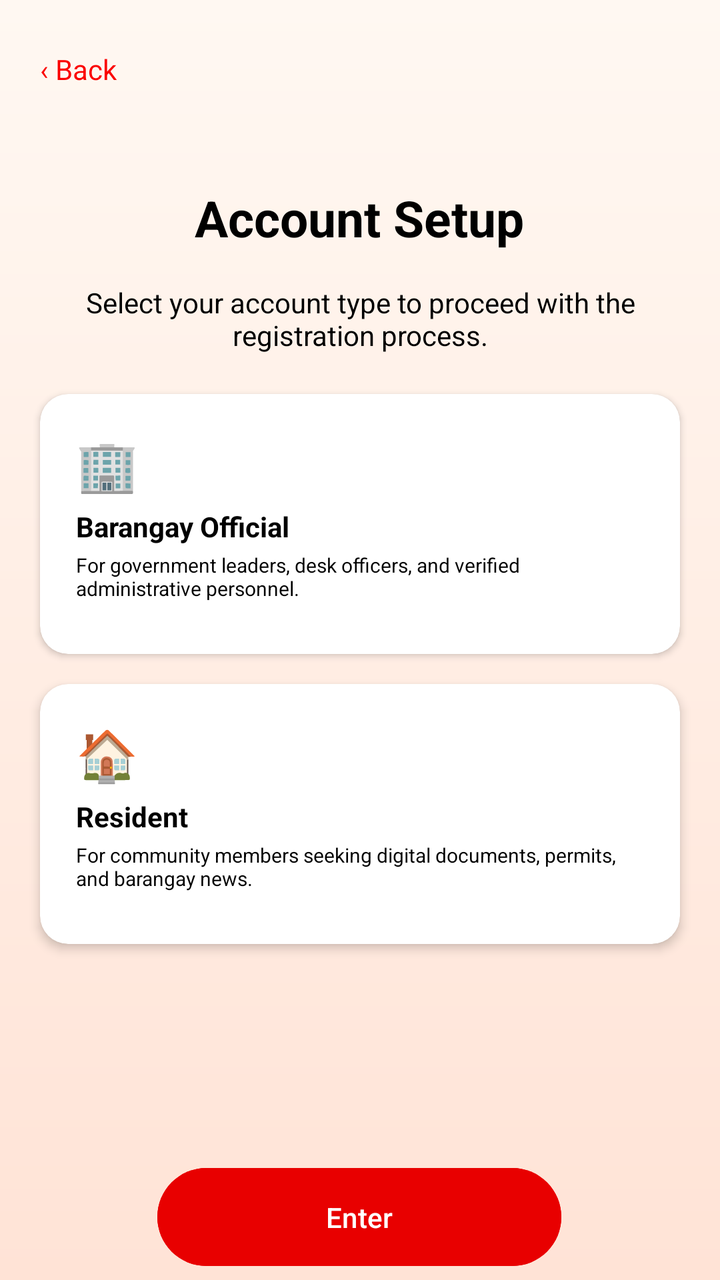
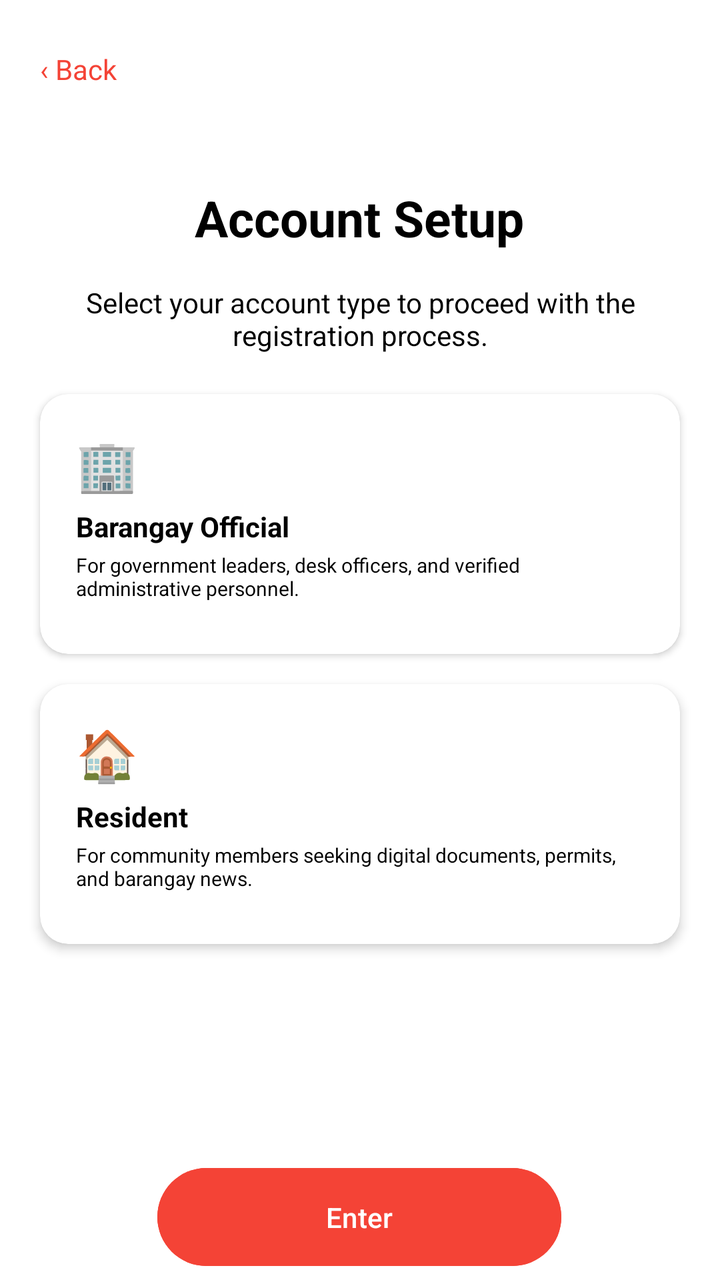

An Android layout rendered at two revisions. The XML below is the earlier revision; the diff shows what the commit changed to produce the second picture.
<!-- AndroidManifest.xml: application theme Theme.IServeKo -->
<!-- res/layout/activity_account_setup.xml -->
<?xml version="1.0" encoding="utf-8"?>
<androidx.constraintlayout.widget.ConstraintLayout xmlns:android="http://schemas.android.com/apk/res/android"
    xmlns:app="http://schemas.android.com/apk/res-auto"
    xmlns:tools="http://schemas.android.com/tools"
    android:id="@+id/main"
    android:layout_width="match_parent"
    android:layout_height="match_parent"
    android:background="@drawable/designbrg_v2"
    tools:context=".AccountSetupActivity">

    <TextView
        android:id="@+id/btnBack"
        android:layout_width="wrap_content"
        android:layout_height="wrap_content"
        android:layout_marginStart="20dp"
        android:layout_marginTop="25dp"
        android:text="‹ Back"
        android:textColor="#FB0000"
        android:textSize="14sp"
        app:layout_constraintStart_toStartOf="parent"
        app:layout_constraintTop_toTopOf="parent" />

    <TextView
        android:id="@+id/txtTitle"
        android:layout_width="wrap_content"
        android:layout_height="wrap_content"
        android:layout_marginTop="92dp"
        android:text="@string/account_setup_title"
        android:textColor="#000000"
        android:textSize="25sp"
        android:textStyle="bold"
        app:layout_constraintEnd_toEndOf="parent"
        app:layout_constraintHorizontal_bias="0.498"
        app:layout_constraintStart_toStartOf="parent"
        app:layout_constraintTop_toTopOf="parent" />

    <TextView
        android:id="@+id/txtDescription"
        android:layout_width="0dp"
        android:layout_height="wrap_content"
        android:layout_marginStart="32dp"
        android:layout_marginTop="16dp"
        android:layout_marginEnd="32dp"
        android:text="@string/account_setup_description"
        android:textAlignment="center"
        android:textColor="#000000"
        app:layout_constraintEnd_toEndOf="parent"
        app:layout_constraintStart_toStartOf="parent"
        app:layout_constraintTop_toBottomOf="@+id/txtTitle" />

    
    <androidx.cardview.widget.CardView
        android:id="@+id/officialCard"
        android:layout_width="0dp"
        android:layout_height="130dp"
        android:layout_marginStart="20dp"
        android:layout_marginTop="20dp"
        android:layout_marginEnd="20dp"
        app:cardBackgroundColor="#FFFFFF"
        app:cardCornerRadius="14dp"
        app:cardElevation="2dp"
        app:layout_constraintBottom_toTopOf="@+id/residentCard"
        app:layout_constraintEnd_toEndOf="parent"
        app:layout_constraintStart_toStartOf="parent"
        app:layout_constraintTop_toBottomOf="@id/txtDescription"
        app:layout_constraintVertical_chainStyle="packed">

        <LinearLayout
            android:layout_width="match_parent"
            android:layout_height="147dp"
            android:orientation="vertical"
            android:padding="18dp">

            <TextView
                android:layout_width="wrap_content"
                android:layout_height="wrap_content"
                android:text="🏢"
                android:textSize="25sp" />

            <TextView
                android:layout_width="wrap_content"
                android:layout_height="wrap_content"
                android:layout_marginTop="5dp"
                android:text="Barangay Official"
                android:textColor="#000000"
                android:textSize="14sp"
                android:textStyle="bold" />

            <TextView
                android:layout_width="wrap_content"
                android:layout_height="wrap_content"
                android:layout_marginTop="3dp"
                android:text="For government leaders, desk officers, and verified administrative personnel."
                android:textColor="#000000"
                android:textSize="10sp" />

        </LinearLayout>

    </androidx.cardview.widget.CardView>

    
    <androidx.cardview.widget.CardView
        android:id="@+id/residentCard"
        android:layout_width="0dp"
        android:layout_height="130dp"
        android:layout_marginStart="20dp"
        android:layout_marginTop="15dp"
        android:layout_marginEnd="20dp"
        app:cardBackgroundColor="#FFFFFF"
        app:cardCornerRadius="14dp"
        app:cardElevation="3dp"
        app:layout_constraintBottom_toTopOf="@+id/btnEnter"
        app:layout_constraintEnd_toEndOf="parent"
        app:layout_constraintStart_toStartOf="parent"
        app:layout_constraintTop_toBottomOf="@id/officialCard">

        <LinearLayout
            android:layout_width="match_parent"
            android:layout_height="match_parent"
            android:orientation="vertical"
            android:padding="18dp">

            <TextView
                android:layout_width="wrap_content"
                android:layout_height="wrap_content"
                android:text="🏠"
                android:textSize="25sp" />

            <TextView
                android:layout_width="wrap_content"
                android:layout_height="wrap_content"
                android:layout_marginTop="5dp"
                android:text="Resident"
                android:textColor="#000000"
                android:textSize="14sp"
                android:textStyle="bold" />

            <TextView
                android:layout_width="wrap_content"
                android:layout_height="wrap_content"
                android:layout_marginTop="3dp"
                android:text="For community members seeking digital documents, permits, and barangay news."
                android:textColor="#000000"
                android:textSize="10sp" />

        </LinearLayout>

    </androidx.cardview.widget.CardView>

    <Button
        android:id="@+id/btnEnter"
        android:layout_width="202dp"
        android:layout_height="57dp"
        android:layout_marginTop="108dp"
        android:backgroundTint="#E80000"
        android:text="@string/enter"
        android:textColor="#FFFFFF"
        app:layout_constraintEnd_toEndOf="parent"
        app:layout_constraintHorizontal_bias="0.497"
        app:layout_constraintStart_toStartOf="parent"
        app:layout_constraintTop_toBottomOf="@+id/residentCard" />

</androidx.constraintlayout.widget.ConstraintLayout>
<!-- resources referenced by this layout -->
<resources>
  <!-- drawable designbrg_v2 (drawable) -->
  <?xml version="1.0" encoding="utf-8"?>
  <shape xmlns:android="http://schemas.android.com/apk/res/android">
      <gradient android:type = "linear" android:angle="100"
          android:startColor="#FFF8F2" android:endColor="#FFE3D6"/>
  </shape>
  <string name="account_setup_description">Select your account type to proceed with the registration process.</string>
  <string name="account_setup_title">Account Setup</string>
  <string name="enter">Enter</string>
  <style name="Theme.IServeKo" parent="Base.Theme.IServeKo" />
  <style name="Base.Theme.IServeKo" parent="Theme.Material3.DayNight.NoActionBar">
          <item name="colorPrimary">@color/primary</item>
          <item name="colorOnPrimary">@color/onPrimary</item>
          <item name="colorPrimaryContainer">@color/primaryContainer</item>
          <item name="colorOnPrimaryContainer">@color/onPrimaryContainer</item>
  
          <item name="colorSecondary">@color/secondary</item>
          <item name="colorOnSecondary">@color/onSecondary</item>
          <item name="colorSecondaryContainer">@color/secondaryContainer</item>
          <item name="colorOnSecondaryContainer">@color/onSecondaryContainer</item>
  
          <item name="android:colorBackground">@color/white</item>
          <item name="colorSurface">@color/surface</item>
          <item name="colorOnSurface">@color/onSurface</item>
          <item name="colorSurfaceVariant">@color/surfaceVariant</item>
          <item name="colorOnSurfaceVariant">@color/onSurfaceVariant</item>
  
          <item name="android:statusBarColor">#F44336</item>
          <item name="android:windowLightStatusBar">false</item>
          <item name="android:navigationBarColor">@color/white</item>
      </style>
  <color name="primary">#F44336</color>
  <color name="onPrimary">#FFFFFF</color>
  <color name="primaryContainer">#FFEBEE</color>
  <color name="onPrimaryContainer">#C62828</color>
  <color name="secondary">#F44336</color>
  <color name="onSecondary">#FFFFFF</color>
  <color name="secondaryContainer">#FFEBEE</color>
  <color name="onSecondaryContainer">#C62828</color>
  <color name="white">#FFFFFFFF</color>
  <color name="surface">#FFFFFF</color>
  <color name="onSurface">#1C1B1F</color>
  <color name="surfaceVariant">#F5F5F5</color>
  <color name="onSurfaceVariant">#616161</color>
</resources>

<!-- the commit's change to res/layout/activity_account_setup.xml (unified diff, before → after) -->
@@ -15,7 +15,7 @@
         android:layout_marginStart="20dp"
         android:layout_marginTop="25dp"
         android:text="‹ Back"
-        android:textColor="#FB0000"
+        android:textColor="#F44336"
         android:textSize="14sp"
         app:layout_constraintStart_toStartOf="parent"
         app:layout_constraintTop_toTopOf="parent" />
@@ -26,7 +26,7 @@
         android:layout_height="wrap_content"
         android:layout_marginTop="92dp"
         android:text="@string/account_setup_title"
-        android:textColor="#000000"
+        android:textColor="#FF000000"
         android:textSize="25sp"
         android:textStyle="bold"
         app:layout_constraintEnd_toEndOf="parent"
@@ -43,7 +43,7 @@
         android:layout_marginEnd="32dp"
         android:text="@string/account_setup_description"
         android:textAlignment="center"
-        android:textColor="#000000"
+        android:textColor="#FF000000"
         app:layout_constraintEnd_toEndOf="parent"
         app:layout_constraintStart_toStartOf="parent"
         app:layout_constraintTop_toBottomOf="@+id/txtTitle" />
@@ -56,7 +56,7 @@
         android:layout_marginStart="20dp"
         android:layout_marginTop="20dp"
         android:layout_marginEnd="20dp"
-        app:cardBackgroundColor="#FFFFFF"
+        app:cardBackgroundColor="#FFFFFFFF"
         app:cardCornerRadius="14dp"
         app:cardElevation="2dp"
         app:layout_constraintBottom_toTopOf="@+id/residentCard"
@@ -82,7 +82,7 @@
                 android:layout_height="wrap_content"
                 android:layout_marginTop="5dp"
                 android:text="Barangay Official"
-                android:textColor="#000000"
+                android:textColor="#FF000000"
                 android:textSize="14sp"
                 android:textStyle="bold" />
 
@@ -91,7 +91,7 @@
                 android:layout_height="wrap_content"
                 android:layout_marginTop="3dp"
                 android:text="For government leaders, desk officers, and verified administrative personnel."
-                android:textColor="#000000"
+                android:textColor="#FF000000"
                 android:textSize="10sp" />
 
         </LinearLayout>
@@ -106,7 +106,7 @@
         android:layout_marginStart="20dp"
         android:layout_marginTop="15dp"
         android:layout_marginEnd="20dp"
-        app:cardBackgroundColor="#FFFFFF"
+        app:cardBackgroundColor="#FFFFFFFF"
         app:cardCornerRadius="14dp"
         app:cardElevation="3dp"
         app:layout_constraintBottom_toTopOf="@+id/btnEnter"
@@ -131,7 +131,7 @@
                 android:layout_height="wrap_content"
                 android:layout_marginTop="5dp"
                 android:text="Resident"
-                android:textColor="#000000"
+                android:textColor="#FF000000"
                 android:textSize="14sp"
                 android:textStyle="bold" />
 
@@ -140,7 +140,7 @@
                 android:layout_height="wrap_content"
                 android:layout_marginTop="3dp"
                 android:text="For community members seeking digital documents, permits, and barangay news."
-                android:textColor="#000000"
+                android:textColor="#FF000000"
                 android:textSize="10sp" />
 
         </LinearLayout>
@@ -152,9 +152,9 @@
         android:layout_width="202dp"
         android:layout_height="57dp"
         android:layout_marginTop="108dp"
-        android:backgroundTint="#E80000"
+        android:backgroundTint="#F44336"
         android:text="@string/enter"
-        android:textColor="#FFFFFF"
+        android:textColor="#FFFFFFFF"
         app:layout_constraintEnd_toEndOf="parent"
         app:layout_constraintHorizontal_bias="0.497"
         app:layout_constraintStart_toStartOf="parent"
<!-- resource entries referenced after the edit -->
@@ -3,8 +3,7 @@
   <!-- drawable designbrg_v2 (drawable) -->
   <?xml version="1.0" encoding="utf-8"?>
   <shape xmlns:android="http://schemas.android.com/apk/res/android">
-      <gradient android:type = "linear" android:angle="100"
-          android:startColor="#FFF8F2" android:endColor="#FFE3D6"/>
+       <solid android:color="#FFFFFFFF"/>
   </shape>
   <string name="account_setup_description">Select your account type to proceed with the registration process.</string>
   <string name="account_setup_title">Account Setup</string>
@@ -32,16 +31,16 @@
           <item name="android:navigationBarColor">@color/white</item>
       </style>
   <color name="primary">#F44336</color>
-  <color name="onPrimary">#FFFFFF</color>
+  <color name="onPrimary">#FFFFFFFF</color>
   <color name="primaryContainer">#FFEBEE</color>
-  <color name="onPrimaryContainer">#C62828</color>
+  <color name="onPrimaryContainer">#F44336</color>
   <color name="secondary">#F44336</color>
-  <color name="onSecondary">#FFFFFF</color>
+  <color name="onSecondary">#FFFFFFFF</color>
   <color name="secondaryContainer">#FFEBEE</color>
-  <color name="onSecondaryContainer">#C62828</color>
+  <color name="onSecondaryContainer">#F44336</color>
   <color name="white">#FFFFFFFF</color>
-  <color name="surface">#FFFFFF</color>
-  <color name="onSurface">#1C1B1F</color>
+  <color name="surface">#FFFFFFFF</color>
+  <color name="onSurface">#FF000000</color>
   <color name="surfaceVariant">#F5F5F5</color>
   <color name="onSurfaceVariant">#616161</color>
 </resources>
